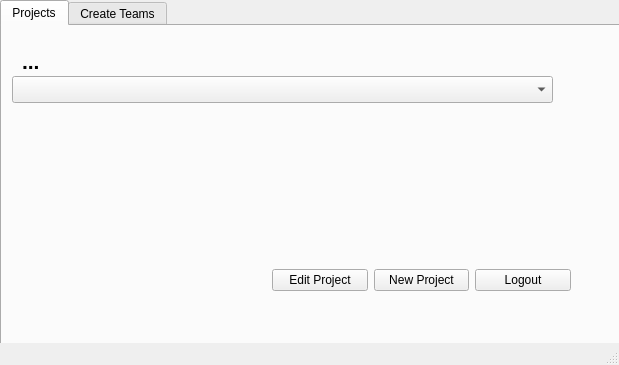
This is adminwindow.ui in sprinklej/00100100 as Qt 5 draws it before an edit. The edited form follows.
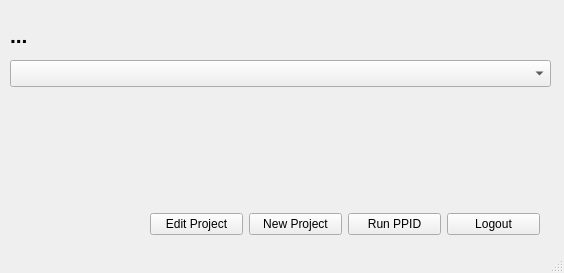
This is the edited form.

Commit message: run PPID button now calls the algorithm on a project

The edit to the form file:
```diff
--- a/adminwindow.ui
+++ b/adminwindow.ui
@@ -6,44 +6,18 @@
    <rect>
     <x>0</x>
     <y>0</y>
-    <width>619</width>
-    <height>365</height>
+    <width>564</width>
+    <height>273</height>
    </rect>
   </property>
   <property name="windowTitle">
    <string>cuPID</string>
   </property>
   <widget class="QWidget" name="centralwidget">
-   <widget class="QTabWidget" name="tabWidget">
-    <property name="geometry">
-     <rect>
-      <x>0</x>
-      <y>0</y>
-      <width>641</width>
-      <height>371</height>
-     </rect>
-    </property>
-    <property name="currentIndex">
-     <number>0</number>
-    </property>
-    <widget class="QWidget" name="tab_Projects">
-     <attribute name="title">
-      <string>Projects</string>
-     </attribute>
-     <widget class="QComboBox" name="projectsBox">
-      <property name="geometry">
-       <rect>
-        <x>10</x>
-        <y>50</y>
-        <width>541</width>
-        <height>27</height>
-       </rect>
-      </property>
-     </widget>
      <widget class="QLabel" name="title">
       <property name="geometry">
        <rect>
-        <x>20</x>
+      <x>10</x>
         <y>20</y>
         <width>421</width>
         <height>31</height>
@@ -60,12 +34,22 @@
        <string>...</string>
       </property>
      </widget>
+   <widget class="QComboBox" name="projectsBox">
+    <property name="geometry">
+     <rect>
+      <x>10</x>
+      <y>60</y>
+      <width>541</width>
+      <height>27</height>
+     </rect>
+    </property>
+   </widget>
      <widget class="QWidget" name="">
       <property name="geometry">
        <rect>
-        <x>270</x>
-        <y>240</y>
-        <width>299</width>
+      <x>150</x>
+      <y>210</y>
+      <width>390</width>
         <height>29</height>
        </rect>
       </property>
@@ -85,30 +69,6 @@
         </widget>
        </item>
        <item>
-        <widget class="QPushButton" name="pushButton_logout1">
-         <property name="text">
-          <string>Logout</string>
-         </property>
-        </widget>
-       </item>
-      </layout>
-     </widget>
-    </widget>
-    <widget class="QWidget" name="tab_CreateTeams">
-     <attribute name="title">
-      <string>Create Teams</string>
-     </attribute>
-     <widget class="QWidget" name="">
-      <property name="geometry">
-       <rect>
-        <x>390</x>
-        <y>240</y>
-        <width>178</width>
-        <height>29</height>
-       </rect>
-      </property>
-      <layout class="QHBoxLayout" name="horizontalLayout_2">
-       <item>
         <widget class="QPushButton" name="pushButton_PPID">
          <property name="text">
           <string>Run PPID</string>
@@ -116,15 +76,13 @@
         </widget>
        </item>
        <item>
-        <widget class="QPushButton" name="pushButton_logout2">
+      <widget class="QPushButton" name="pushButton_logout1">
          <property name="text">
           <string>Logout</string>
          </property>
         </widget>
        </item>
       </layout>
-     </widget>
-    </widget>
    </widget>
   </widget>
   <widget class="QMenuBar" name="menubar">
```
Left out of the diff: 2 changed lines with no effect on the pictures. Lines whose indentation alone changed are shown as unchanged. The commit also changes 4 other files.
